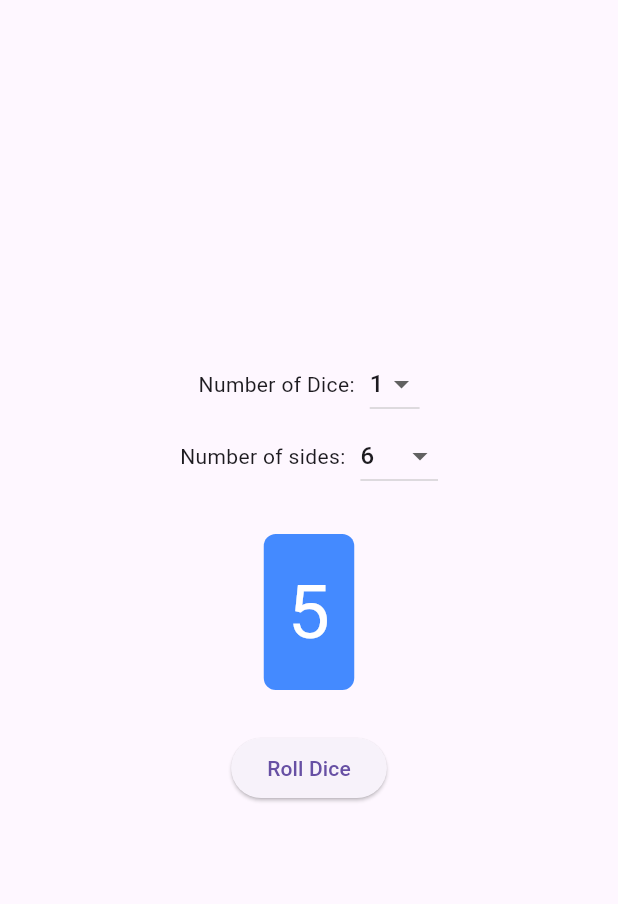
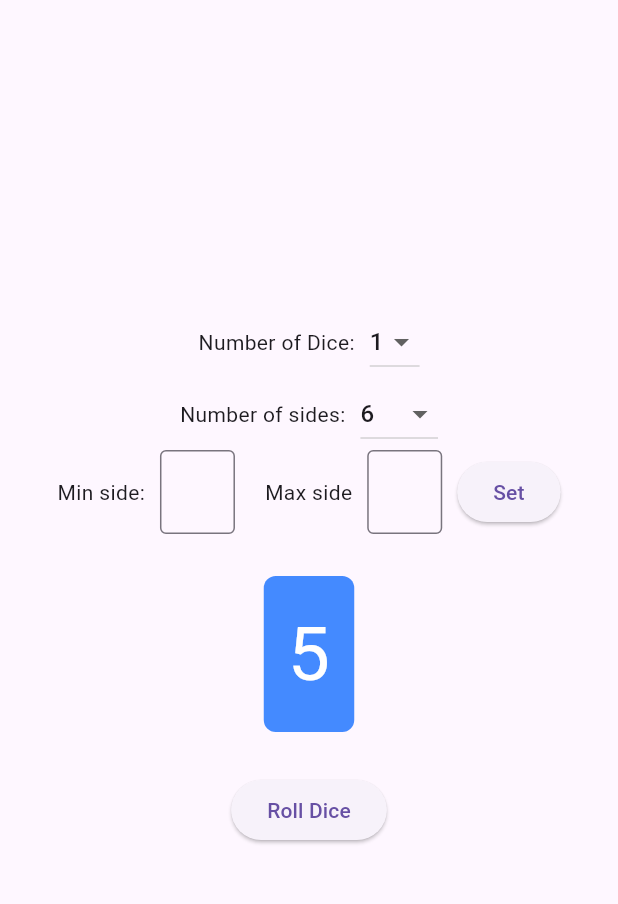
Before and after one commit to tksato-0413/Dice_select, a Flutter app: the screen it shows after launch, after a tap on "Roll Dice", on a phone screen of 412 x 824 dp, the part 84-988 px from its top. Run offline on Flutter 3.47's test engine with Material 3 defaults, Android fonts, the phone set to English and light mode, and no system bars; missing offline and left inert: dart:ffi.

Commit message:
乱数の上限と下限を設定可能に

```diff
--- a/dice_select/lib/main.dart
+++ b/dice_select/lib/main.dart
@@ -1,3 +1,5 @@
+import 'dart:ffi';
+
 import 'package:flutter/material.dart';
 import 'dart:math';
 
@@ -30,13 +32,21 @@
   int diceCount = 1;
   int diceSides = 6;
   List<int> diceResults = [1];
+  TextEditingController minController = TextEditingController();
+  TextEditingController maxController = TextEditingController();
+  int? minSide;
+  int? maxSide;
 
-  void rollDice(){
+
+  void rollDice() {
     setState(() {
-      diceResults = List.generate(diceCount, (index) => Random().nextInt(diceSides) + 1);
+      if (minSide != null && maxSide != null && minSide! < maxSide!) {
+        diceResults = List.generate(diceCount, (index) => Random().nextInt(maxSide! - minSide! + 1) + minSide!);
+      } else {
+        diceResults = List.generate(diceCount, (index) => Random().nextInt(diceSides) + 1);
+      }
     });
   }
-
   @override
   Widget build(BuildContext context) {
     return Scaffold(
@@ -48,7 +58,7 @@
         child: Column(
           mainAxisAlignment: MainAxisAlignment.center,
           children: <Widget>[
-            Row(
+            Row( //ダイスの個数を決定する部分
               mainAxisAlignment: MainAxisAlignment.center,
               children: <Widget>[
                 Text('Number of Dice:'),
@@ -70,7 +80,7 @@
                 )
               ],
             ),
-            Row(
+            Row( // 何面ダイスを振るかを決定するための部分
               mainAxisAlignment: MainAxisAlignment.center,
               children: <Widget>[
                 Text('Number of sides:'),
@@ -90,6 +100,46 @@
                     });
                   }
                 )
+              ],
+            ),
+            Row( // ダイスの最小値と最大値を決定するための部分
+              mainAxisAlignment: MainAxisAlignment.center,
+              children: <Widget>[
+                Text('Min side:'),
+                SizedBox(width: 10,),
+                SizedBox(
+                  width: 50,
+                  child: TextField(
+                    controller: minController,
+                    keyboardType: TextInputType.number,
+                    decoration: InputDecoration(
+                      border: OutlineInputBorder(),
+                    ),
+                  ),
+                ),
+                SizedBox(width: 20,),
+                Text('Max side'),
+                SizedBox(width: 10,),
+                SizedBox(
+                  width: 50,
+                  child: TextField(
+                    controller: maxController,
+                    keyboardType: TextInputType.number,
+                    decoration: InputDecoration(
+                      border: OutlineInputBorder(),
+                    ),
+                  ),
+                ),
+                SizedBox(width: 10,),
+                ElevatedButton(
+                  onPressed: (){
+                    setState((){
+                      minSide = int.tryParse(minController.text);
+                      maxSide = int.tryParse(maxController.text);
+                    });
+                  },
+                  child: Text('Set')
+                ),
               ],
             ),
             SizedBox(height: 20.0),
```
